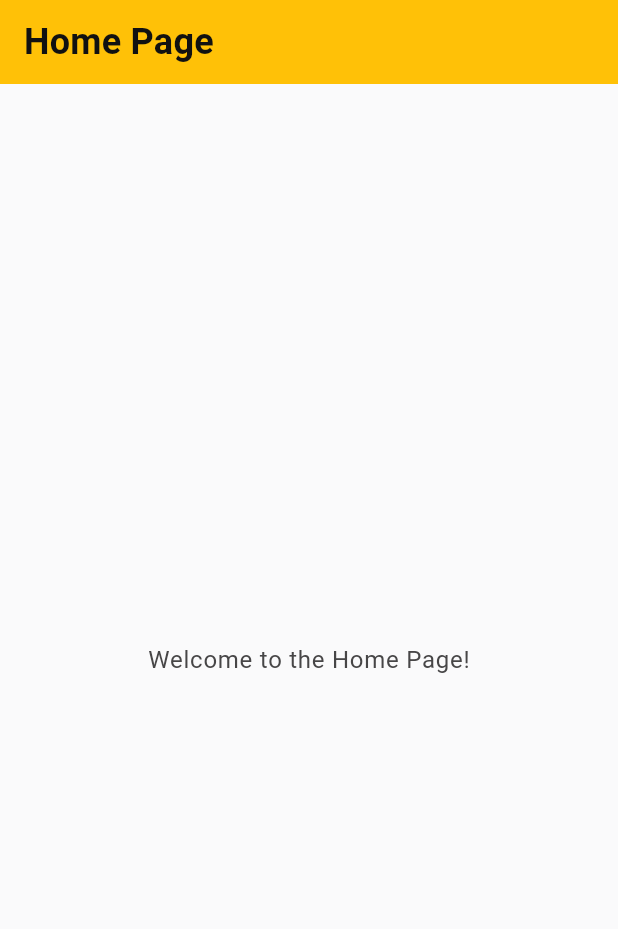
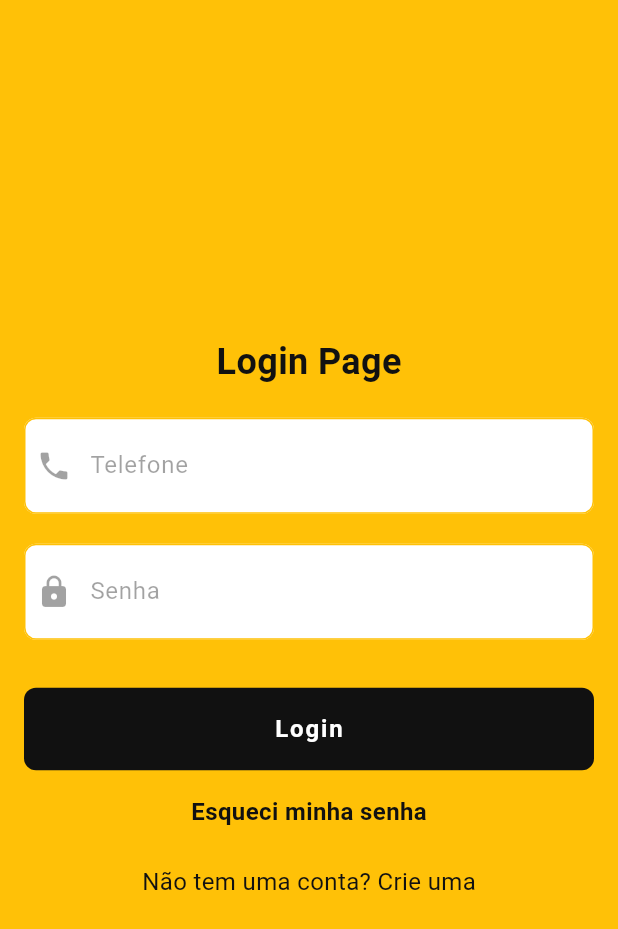
Before and after one commit to JesseLD/ridana_app, a Flutter app: the screen it shows after launch, on a phone screen of 412 x 824 dp. Shown: the top 929 px of the screen. Run offline on Flutter 3.47's test engine with Material 3 defaults, Android fonts, the phone set to English and light mode, and no system bars; our stand-ins replace brasil_fields; Roboto replaces fonts that are missing (Inter_500, Inter_700, Inter_regular).

Commit message:
feat: app setup

```diff
--- a/lib/app.dart
+++ b/lib/app.dart
@@ -2,6 +2,7 @@ import 'package:flutter/material.dart';
 import 'package:ridana_app/common/themes/dark_theme.dart';
 import 'package:ridana_app/common/themes/light_theme.dart';
 import 'package:ridana_app/features/home/pages/home_page.dart';
+import 'package:ridana_app/features/login/presentation/pages/login_page.dart';
 
 class App extends StatefulWidget {
   const App({super.key});
@@ -21,7 +22,7 @@ class _AppState extends State<App> {
           ThemeMode
               .system, // Automatically switch between light and dark themes
       debugShowCheckedModeBanner: false,
-      home: HomePage(),
+      home: LoginPage(),
     );
   }
 }
--- a/lib/common/themes/light_theme.dart
+++ b/lib/common/themes/light_theme.dart
@@ -9,6 +9,7 @@ final ThemeData lightTheme = ThemeData(
     backgroundColor: const Color(0xFFFFC107),
     foregroundColor: Color(0xFF111111),
   ),
+
   colorScheme: const ColorScheme(
     brightness: Brightness.light,
     primary: Color(0xFFFFC107),
--- /dev/null
+++ b/lib/features/login/presentation/pages/login_page.dart
@@ -0,0 +1,169 @@
+import 'package:brasil_fields/brasil_fields.dart';
+import 'package:flutter/material.dart';
+import 'package:flutter/services.dart';
+
+class LoginPage extends StatefulWidget {
+  const LoginPage({super.key});
+
+  @override
+  State<LoginPage> createState() => _LoginPageState();
+}
+
+class _LoginPageState extends State<LoginPage> {
+  @override
+  Widget build(BuildContext context) {
+    return Scaffold(
+      backgroundColor: Theme.of(context).colorScheme.primary,
+      body: SafeArea(
+        child: Padding(
+          padding: const EdgeInsets.all(16.0),
+          child: Center(
+            child: Column(
+              mainAxisAlignment: MainAxisAlignment.center,
+              // crossAxisAlignment: CrossAxisAlignment.center,
+              children: [
+                Text(
+                  'Login Page',
+                  style: TextStyle(
+                    fontSize: 24,
+                    fontWeight: FontWeight.bold,
+                    color: Theme.of(context).colorScheme.onPrimaryContainer,
+                  ),
+                ),
+                const SizedBox(height: 20),
+                Form(
+                  child: Column(
+                    children: [
+                      TextFormField(
+                        decoration: InputDecoration(
+                          labelText: 'Telefone',
+                          contentPadding: const EdgeInsets.symmetric(
+                            horizontal: 16,
+                            vertical: 24,
+                          ),
+                          fillColor: Theme.of(context).colorScheme.onPrimary,
+                          filled: true,
+                          labelStyle: TextStyle(
+                            color: Theme.of(
+                              context,
+                            ).colorScheme.onPrimaryContainer.withAlpha(100),
+                          ),
+                          prefixIcon: Icon(
+                            Icons.phone,
+                            color: Theme.of(
+                              context,
+                            ).colorScheme.onPrimaryContainer.withAlpha(100),
+                          ),
+                        ),
+                        keyboardType: TextInputType.phone,
+                        inputFormatters: [
+                          FilteringTextInputFormatter.digitsOnly,
+                          TelefoneInputFormatter(),
+                        ],
+                      ),
+                      const SizedBox(height: 20),
+                      TextFormField(
+                        obscureText: true,
+
+                        decoration: InputDecoration(
+                          labelText: 'Senha',
+                          contentPadding: const EdgeInsets.symmetric(
+                            horizontal: 16,
+                            vertical: 24,
+                          ),
+                          fillColor: Theme.of(context).colorScheme.onPrimary,
+                          filled: true,
+                          labelStyle: TextStyle(
+                            color: Theme.of(
+                              context,
+                            ).colorScheme.onPrimaryContainer.withAlpha(100),
+                          ),
+                          prefixIcon: Icon(
+                            Icons.lock,
+                            color: Theme.of(
+                              context,
+                            ).colorScheme.onPrimaryContainer.withAlpha(100),
+                          ),
+                        ),
+
+                        // keyboardType: TextInputType.phone,
+                        // inputFormatters: [
+                        //   FilteringTextInputFormatter.digitsOnly,
+                        //   TelefoneInputFormatter()
+                        // ],
+                      ),
+                      const SizedBox(height: 32),
+                      ElevatedButton(
+                        onPressed: () {
+                          // Handle login logic here
+                          ScaffoldMessenger.of(context).showSnackBar(
+                            SnackBar(
+                              content: Text(
+                                'Login button pressed',
+                                style: TextStyle(
+                                  color:
+                                      Theme.of(
+                                        context,
+                                      ).colorScheme.onPrimaryContainer,
+                                ),
+                              ),
+                              backgroundColor:
+                                  Theme.of(
+                                    context,
+                                  ).colorScheme.primaryContainer,
+                            ),
+                          );
+                        },
+                        style: ElevatedButton.styleFrom(
+                          backgroundColor:
+                              Theme.of(context).colorScheme.onPrimaryContainer,
+                          minimumSize: const Size(double.infinity, 50),
+                          shape: RoundedRectangleBorder(
+                            borderRadius: BorderRadius.circular(8),
+                          ),
+                          padding: const EdgeInsets.symmetric(
+                            horizontal: 16,
+                            vertical: 24,
+                          ),
+                        ),
+                        child: Text(
+                          'Login',
+                          style: TextStyle(
+                            color: Theme.of(context).colorScheme.onPrimary,
+                            fontSize: 16,
+                            fontWeight: FontWeight.bold,
+                          ),
+                        ),
+                      ),
+
+                      const SizedBox(height: 16),
+                      Text(
+                        'Esqueci minha senha',
+                        style: TextStyle(
+                          color:
+                              Theme.of(context).colorScheme.onPrimaryContainer,
+                          fontSize: 16,
+                          fontWeight: FontWeight.bold,
+                        ),
+                      ),
+                      const SizedBox(height: 24),
+                      Text(
+                        'Não tem uma conta? Crie uma',
+                        style: TextStyle(
+                          color:
+                              Theme.of(context).colorScheme.onPrimaryContainer,
+                          fontSize: 16,
+                          fontWeight: FontWeight.normal,
+                        ),
+                      ),
+                    ],
+                  ),
+                ),
+              ],
+            ),
+          ),
+        ),
+      ),
+    );
+  }
+}
--- a/pubspec.yaml
+++ b/pubspec.yaml
@@ -34,6 +34,7 @@ dependencies:
   # The following adds the Cupertino Icons font to your application.
   # Use with the CupertinoIcons class for iOS style icons.
   cupertino_icons: ^1.0.8
+  brasil_fields: ^1.18.0
 
 dev_dependencies:
   flutter_test:
```
Also changed, not shown: lib/main.dart (line endings or trailing spaces), pubspec.lock.
